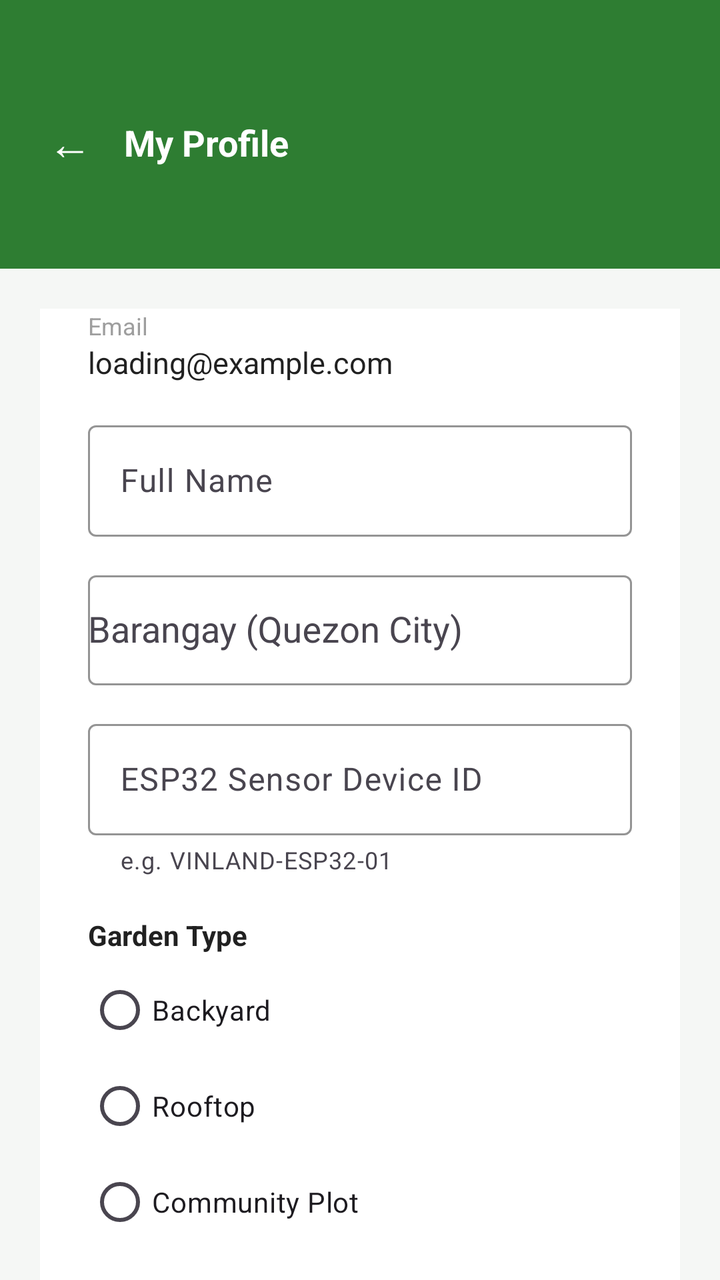
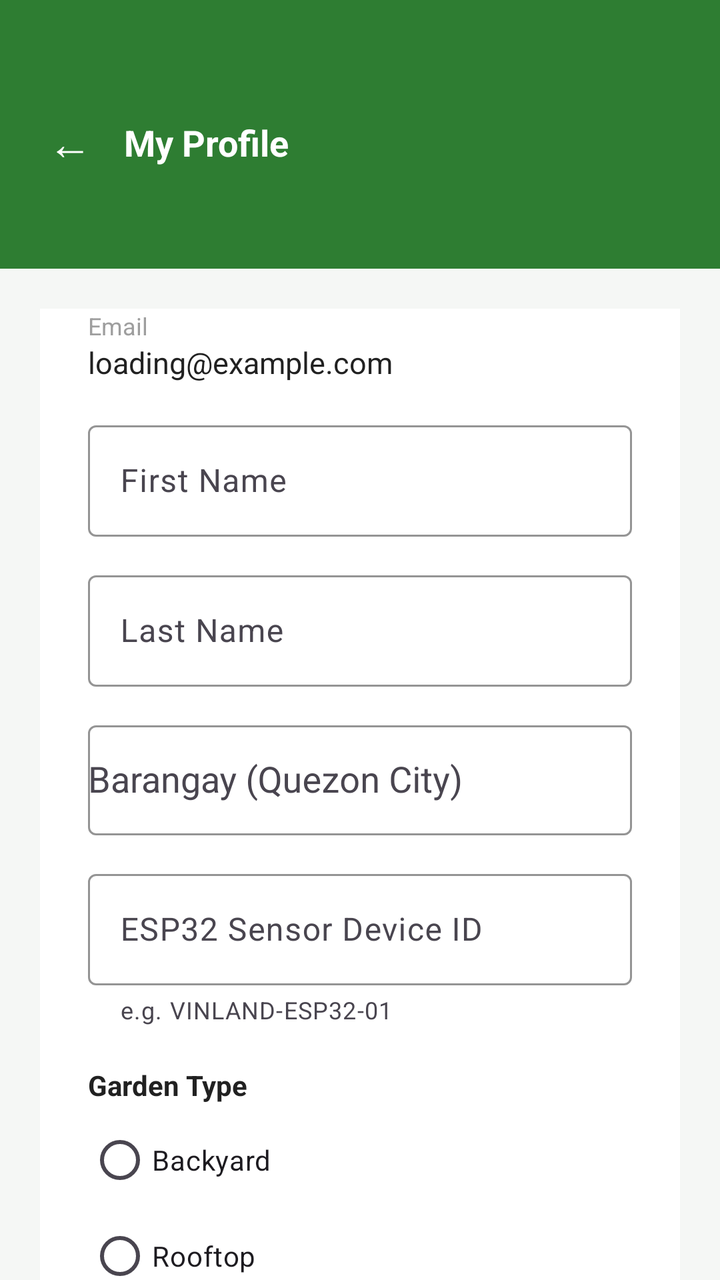

An Android layout rendered at two revisions. The XML below is the earlier revision; the diff shows what the commit changed to produce the second picture.
<!-- AndroidManifest.xml: application theme Theme.Vinland -->
<!-- res/layout/activity_profile.xml -->
<?xml version="1.0" encoding="utf-8"?>
<androidx.core.widget.NestedScrollView xmlns:android="http://schemas.android.com/apk/res/android"
    xmlns:app="http://schemas.android.com/apk/res-auto"
    android:layout_width="match_parent"
    android:layout_height="match_parent"
    android:background="#F5F7F5"
    android:fillViewport="true">

    <LinearLayout
        android:layout_width="match_parent"
        android:layout_height="wrap_content"
        android:orientation="vertical">

        
        <LinearLayout
            android:layout_width="match_parent"
            android:layout_height="wrap_content"
            android:orientation="horizontal"
            android:gravity="center_vertical"
            android:background="#2E7D32"
            android:paddingTop="48dp"
            android:paddingBottom="40dp"
            android:paddingHorizontal="16dp">

            <TextView
                android:id="@+id/tvBack"
                android:layout_width="wrap_content"
                android:layout_height="wrap_content"
                android:text="←"
                android:textSize="22sp"
                android:textColor="#FFFFFF"
                android:padding="8dp" />

            <TextView
                android:layout_width="wrap_content"
                android:layout_height="wrap_content"
                android:layout_marginStart="8dp"
                android:text="My Profile"
                android:textSize="18sp"
                android:textStyle="bold"
                android:textColor="#FFFFFF" />
        </LinearLayout>

        <LinearLayout
            android:layout_width="match_parent"
            android:layout_height="743dp"
            android:orientation="vertical"
            android:padding="20dp">

            
            <com.google.android.material.card.MaterialCardView
                android:layout_width="match_parent"
                android:layout_height="wrap_content"
                android:layout_marginTop="-24dp"
                app:cardBackgroundColor="#FFFFFF"
                app:cardCornerRadius="20dp"
                app:cardElevation="4dp"
                app:strokeWidth="0dp">

                <LinearLayout
                    android:layout_width="match_parent"
                    android:layout_height="692dp"
                    android:orientation="vertical"
                    android:padding="24dp">

                    
                    <TextView
                        android:layout_width="wrap_content"
                        android:layout_height="wrap_content"
                        android:text="Email"
                        android:textColor="#9E9E9E"
                        android:textSize="12sp" />

                    <TextView
                        android:id="@+id/tvEmail"
                        android:layout_width="wrap_content"
                        android:layout_height="wrap_content"
                        android:layout_marginBottom="16dp"
                        android:text="loading@example.com"
                        android:textColor="#212121"
                        android:textSize="15sp" />

                    
                    <com.google.android.material.textfield.TextInputLayout
                        style="@style/Widget.Material3.TextInputLayout.OutlinedBox"
                        android:layout_width="match_parent"
                        android:layout_height="wrap_content"
                        android:hint="Full Name"
                        app:boxStrokeColor="#2E7D32"
                        app:hintTextColor="#2E7D32">

                        <com.google.android.material.textfield.TextInputEditText
                            android:id="@+id/etFullName"
                            android:layout_width="match_parent"
                            android:layout_height="wrap_content"
                            android:inputType="textPersonName" />
                    </com.google.android.material.textfield.TextInputLayout>

                    
                    <com.google.android.material.textfield.TextInputLayout
                        style="@style/Widget.Material3.TextInputLayout.OutlinedBox"
                        android:layout_width="match_parent"
                        android:layout_height="wrap_content"
                        android:layout_marginTop="14dp"
                        android:hint="Barangay (Quezon City)"
                        app:boxStrokeColor="#2E7D32"
                        app:hintTextColor="#2E7D32">

                        <AutoCompleteTextView
                            android:id="@+id/actvBarangay"
                            android:layout_width="match_parent"
                            android:layout_height="55dp"
                            android:completionThreshold="1"
                            android:inputType="text" />
                    </com.google.android.material.textfield.TextInputLayout>

                    
                    <com.google.android.material.textfield.TextInputLayout
                        style="@style/Widget.Material3.TextInputLayout.OutlinedBox"
                        android:layout_width="match_parent"
                        android:layout_height="wrap_content"
                        android:layout_marginTop="14dp"
                        android:hint="ESP32 Sensor Device ID"
                        app:boxStrokeColor="#2E7D32"
                        app:helperText="e.g. VINLAND-ESP32-01"
                        app:hintTextColor="#2E7D32">

                        <com.google.android.material.textfield.TextInputEditText
                            android:id="@+id/etSensorDeviceId"
                            android:layout_width="match_parent"
                            android:layout_height="wrap_content"
                            android:inputType="textCapCharacters" />
                    </com.google.android.material.textfield.TextInputLayout>

                    
                    <TextView
                        android:layout_width="wrap_content"
                        android:layout_height="wrap_content"
                        android:layout_marginTop="20dp"
                        android:text="Garden Type"
                        android:textColor="#212121"
                        android:textSize="14sp"
                        android:textStyle="bold" />

                    <RadioGroup
                        android:id="@+id/rgGardenType"
                        android:layout_width="match_parent"
                        android:layout_height="wrap_content"
                        android:layout_marginTop="4dp"
                        android:orientation="vertical">

                        <RadioButton
                            android:id="@+id/rbBackyard"
                            android:layout_width="wrap_content"
                            android:layout_height="wrap_content"
                            android:buttonTint="#2E7D32"
                            android:text="Backyard" />

                        <RadioButton
                            android:id="@+id/rbRooftop"
                            android:layout_width="wrap_content"
                            android:layout_height="wrap_content"
                            android:buttonTint="#2E7D32"
                            android:text="Rooftop" />

                        <RadioButton
                            android:id="@+id/rbCommunityPlot"
                            android:layout_width="wrap_content"
                            android:layout_height="wrap_content"
                            android:buttonTint="#2E7D32"
                            android:text="Community Plot" />
                    </RadioGroup>

                    
                    <TextView
                        android:layout_width="wrap_content"
                        android:layout_height="wrap_content"
                        android:layout_marginTop="20dp"
                        android:text="Crops You Grow"
                        android:textColor="#212121"
                        android:textSize="14sp"
                        android:textStyle="bold" />

                    <LinearLayout
                        android:id="@+id/layoutCropsContainer"
                        android:layout_width="match_parent"
                        android:layout_height="wrap_content"
                        android:layout_marginTop="4dp"
                        android:orientation="horizontal">

                        <CheckBox
                            android:id="@+id/cbTomato"
                            android:layout_width="wrap_content"
                            android:layout_height="wrap_content"
                            android:buttonTint="#2E7D32"
                            android:text="Tomato" />

                        <CheckBox
                            android:id="@+id/cbGreenPepper"
                            android:layout_width="wrap_content"
                            android:layout_height="wrap_content"
                            android:layout_marginStart="20dp"
                            android:buttonTint="#2E7D32"
                            android:text="Green Pepper" />
                    </LinearLayout>

                    <TextView
                        android:id="@+id/tvError"
                        android:layout_width="match_parent"
                        android:layout_height="wrap_content"
                        android:layout_marginTop="14dp"
                        android:textColor="#D32F2F"
                        android:textSize="13sp"
                        android:visibility="gone" />

                    <TextView
                        android:id="@+id/tvSuccess"
                        android:layout_width="match_parent"
                        android:layout_height="wrap_content"
                        android:layout_marginTop="14dp"
                        android:textColor="#2E7D32"
                        android:textSize="13sp"
                        android:visibility="gone" />

                    <com.google.android.material.button.MaterialButton
                        android:id="@+id/btnSave"
                        android:layout_width="match_parent"
                        android:layout_height="52dp"
                        android:layout_marginTop="18dp"
                        android:text="Save Changes"
                        android:textAllCaps="false"
                        android:textSize="16sp"
                        app:backgroundTint="#2E7D32"
                        app:cornerRadius="12dp" />

                    <ProgressBar
                        android:id="@+id/progressBar"
                        android:layout_width="wrap_content"
                        android:layout_height="wrap_content"
                        android:layout_gravity="center"
                        android:layout_marginTop="12dp"
                        android:visibility="gone" />

                </LinearLayout>
            </com.google.android.material.card.MaterialCardView>

        </LinearLayout>
    </LinearLayout>
</androidx.core.widget.NestedScrollView>
<!-- resources referenced by this layout -->
<resources>
  <style name="Theme.Vinland" parent="Base.Theme.Vinland" />
  <style name="Base.Theme.Vinland" parent="Theme.Material3.DayNight.NoActionBar">
          
          
      </style>
</resources>

<!-- the commit's change to res/layout/activity_profile.xml (unified diff, before → after) -->
@@ -43,7 +43,7 @@
 
         <LinearLayout
             android:layout_width="match_parent"
-            android:layout_height="743dp"
+            android:layout_height="wrap_content"
             android:orientation="vertical"
             android:padding="20dp">
 
@@ -59,7 +59,7 @@
 
                 <LinearLayout
                     android:layout_width="match_parent"
-                    android:layout_height="692dp"
+                    android:layout_height="wrap_content"
                     android:orientation="vertical"
                     android:padding="24dp">
 
@@ -85,15 +85,32 @@
                         style="@style/Widget.Material3.TextInputLayout.OutlinedBox"
                         android:layout_width="match_parent"
                         android:layout_height="wrap_content"
-                        android:hint="Full Name"
+                        android:hint="First Name"
                         app:boxStrokeColor="#2E7D32"
                         app:hintTextColor="#2E7D32">
 
                         <com.google.android.material.textfield.TextInputEditText
-                            android:id="@+id/etFullName"
-                            android:layout_width="match_parent"
-                            android:layout_height="wrap_content"
-                            android:inputType="textPersonName" />
+                            android:id="@+id/etFirstName"
+                            android:layout_width="match_parent"
+                            android:layout_height="wrap_content"
+                            android:inputType="textPersonName|textCapWords" />
+                    </com.google.android.material.textfield.TextInputLayout>
+
+                    
+                    <com.google.android.material.textfield.TextInputLayout
+                        style="@style/Widget.Material3.TextInputLayout.OutlinedBox"
+                        android:layout_width="match_parent"
+                        android:layout_height="wrap_content"
+                        android:layout_marginTop="14dp"
+                        android:hint="Last Name"
+                        app:boxStrokeColor="#2E7D32"
+                        app:hintTextColor="#2E7D32">
+
+                        <com.google.android.material.textfield.TextInputEditText
+                            android:id="@+id/etLastName"
+                            android:layout_width="match_parent"
+                            android:layout_height="wrap_content"
+                            android:inputType="textPersonName|textCapWords" />
                     </com.google.android.material.textfield.TextInputLayout>
 
                     
